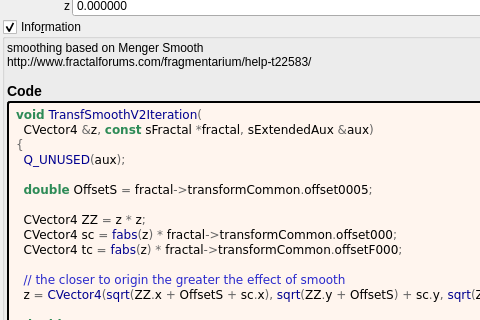
The window that mandelbulber2/formula/ui/transf_smooth_v2.ui (buddhi1980/mandelbulber2) describes before a commit, drawn with Qt 5; both pictures show x 0 to 480 and y 233 to 553 of the 862 by 1005 pixel window.
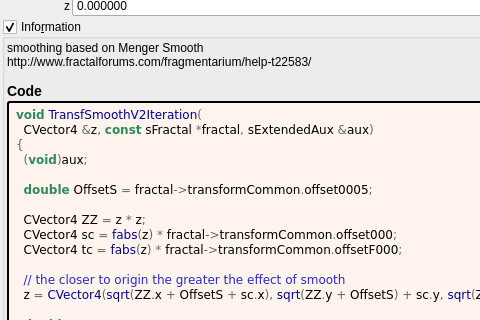
The same window after the commit. Custom widgets are drawn as their Qt base class.

```diff
--- a/mandelbulber2/formula/ui/transf_smooth_v2.ui
+++ b/mandelbulber2/formula/ui/transf_smooth_v2.ui
@@ -537,7 +537,7 @@
 &lt;pre style=&quot;color:#000000; background-color:#fff5ee;  font-family:&#039;Courier New&#039;,monospace;white-space: pre-wrap;&quot;&gt;&lt;span style=&quot;color:#2e8b57; font-weight:bold&quot;&gt;void&lt;/span&gt; &lt;span style=&quot;color:#00008f&quot;&gt;TransfSmoothV2Iteration&lt;/span&gt;&lt;span style=&quot;color:#676767&quot;&gt;(&lt;/span&gt;
   CVector4 &lt;span style=&quot;color:#676767&quot;&gt;&amp;amp;&lt;/span&gt;z&lt;span style=&quot;color:#676767&quot;&gt;,&lt;/span&gt; &lt;span style=&quot;color:#2e8b57; font-weight:bold&quot;&gt;const&lt;/span&gt; sFractal &lt;span style=&quot;color:#676767&quot;&gt;*&lt;/span&gt;fractal&lt;span style=&quot;color:#676767&quot;&gt;,&lt;/span&gt; sExtendedAux &lt;span style=&quot;color:#676767&quot;&gt;&amp;amp;&lt;/span&gt;aux&lt;span style=&quot;color:#676767&quot;&gt;)&lt;/span&gt;
 &lt;span style=&quot;color:#676767&quot;&gt;{&lt;/span&gt;
-  &lt;span style=&quot;color:#00008f&quot;&gt;Q_UNUSED&lt;/span&gt;&lt;span style=&quot;color:#676767&quot;&gt;(&lt;/span&gt;aux&lt;span style=&quot;color:#676767&quot;&gt;);&lt;/span&gt;
+  &lt;span style=&quot;color:#676767&quot;&gt;(&lt;/span&gt;&lt;span style=&quot;color:#2e8b57; font-weight:bold&quot;&gt;void&lt;/span&gt;&lt;span style=&quot;color:#676767&quot;&gt;)&lt;/span&gt;aux&lt;span style=&quot;color:#676767&quot;&gt;;&lt;/span&gt;
 
   &lt;span style=&quot;color:#2e8b57; font-weight:bold&quot;&gt;double&lt;/span&gt; OffsetS &lt;span style=&quot;color:#676767&quot;&gt;=&lt;/span&gt; fractal&lt;span style=&quot;color:#676767&quot;&gt;-&amp;gt;&lt;/span&gt;transformCommon&lt;span style=&quot;color:#676767&quot;&gt;.&lt;/span&gt;offset0005&lt;span style=&quot;color:#676767&quot;&gt;;&lt;/span&gt;
 
```
